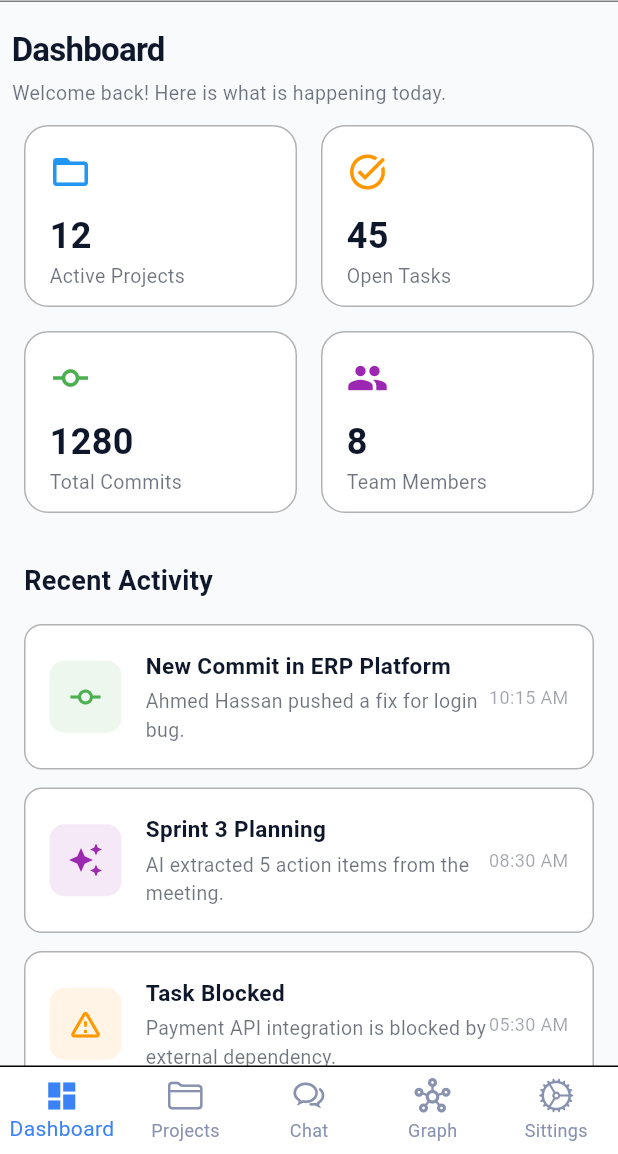
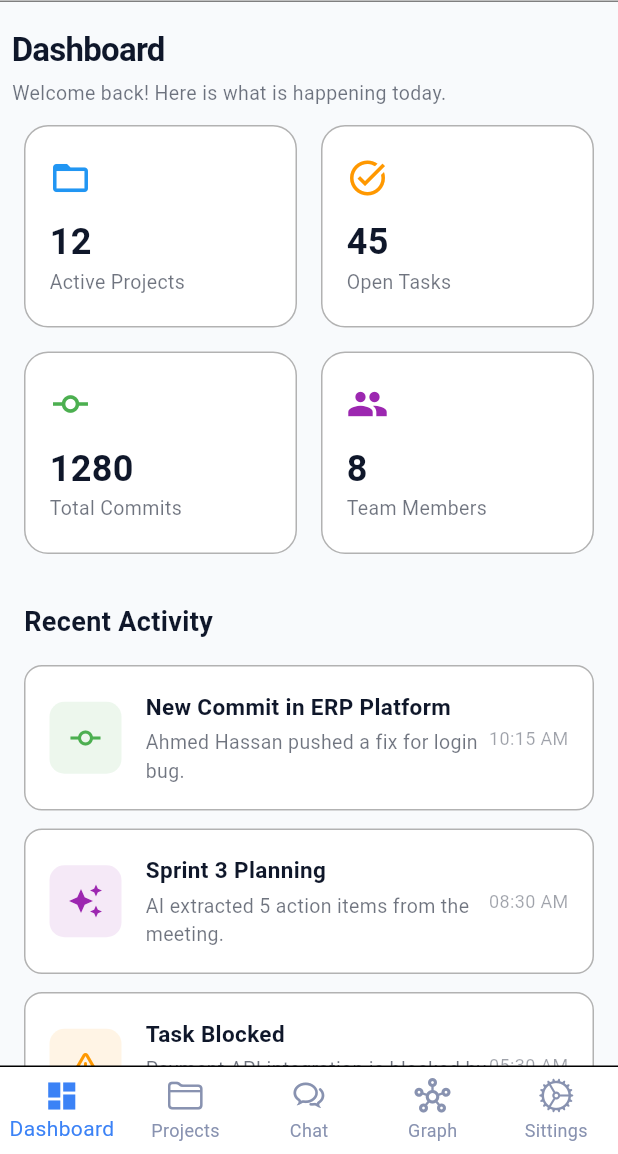
Before and after one commit to zienab-amr/SynTrace, a Flutter app: the DashboardScreen screen opened by its route, on a phone screen of 412 x 824 dp, the part 82-1236 px from its top. Run offline on Flutter 3.47's test engine with Material 3 defaults, Android fonts, the phone set to English and light mode, and no system bars; our stand-ins replace dio, equatable, flutter_bloc, flutter_markdown, flutter_secure_storage, go_router and 1 more; accounts and stored records are empty.

Commit message:
SYNT-518 : fix dashboard and stat cards overflow and make them responsive

```diff
--- a/mobile/lib/features/dashboard/presentation/screens/dashboard_screen.dart
+++ b/mobile/lib/features/dashboard/presentation/screens/dashboard_screen.dart
@@ -31,7 +31,9 @@ class _DashboardScreenState extends State<DashboardScreen> {
       child: BlocBuilder<DashboardCubit, DashboardState>(
         builder: (context, state) {
           if (state is DashboardLoading) {
-            return const Center(child: CircularProgressIndicator(color: AppColors.primary));
+            return const Center(
+              child: CircularProgressIndicator(color: AppColors.primary),
+            );
           }
 
           if (state is DashboardLoaded) {
@@ -42,58 +44,69 @@ class _DashboardScreenState extends State<DashboardScreen> {
                   child: Column(
                     crossAxisAlignment: CrossAxisAlignment.start,
                     children: [
-                      // ═══ Stats Grid ═══
                       LayoutBuilder(
                         builder: (context, constraints) {
                           final crossAxisCount = constraints.maxWidth > 800 ? 4 : 2;
-                          return GridView.count(
+
+                          return GridView.builder(
+                            gridDelegate: SliverGridDelegateWithFixedCrossAxisCount(
                               crossAxisCount: crossAxisCount,
                               crossAxisSpacing: 16,
                               mainAxisSpacing: 16,
+                              mainAxisExtent: 135,
+                            ),
+                            itemCount: 4,
                             shrinkWrap: true,
                             physics: const NeverScrollableScrollPhysics(),
-                            childAspectRatio: 1.5,
-                            children: [
-                              _buildStatCard(
+                            itemBuilder: (context, index) {
+                              final stats = [
+                                {
+                                  'title': 'Active Projects',
+                                  'value': '${state.stats.activeProjects}',
+                                  'icon': Icons.folder_open,
+                                  'color': Colors.blue,
+                                  'route': AppRoutes.projects,
+                                },
+                                {
+                                  'title': 'Open Tasks',
+                                  'value': '${state.stats.openTasks}',
+                                  'icon': Icons.task_alt,
+                                  'color': Colors.orange,
+                                  'route': AppRoutes.tasks,
+                                },
+                                {
+                                  'title': 'Total Commits',
+                                  'value': '${state.stats.totalCommits}',
+                                  'icon': Icons.commit,
+                                  'color': Colors.green,
+                                  'route': AppRoutes.projects,
+                                },
+                                {
+                                  'title': 'Team Members',
+                                  'value': '${state.stats.teamMembers}',
+                                  'icon': Icons.people,
+                                  'color': Colors.purple,
+                                  'route': AppRoutes.team,
+                                },
+                              ];
+
+                              final stat = stats[index];
+
+                              return _buildStatCard(
                                 context,
-                                'Active Projects',
-                                '${state.stats.activeProjects}',
-                                Icons.folder_open,
-                                Colors.blue,
-                                onTap: () => context.go(AppRoutes.projects),
-                              ),
-                              _buildStatCard(
-                                context,
-                                'Open Tasks',
-                                '${state.stats.openTasks}',
-                                Icons.task_alt,
-                                Colors.orange,
-                                onTap: () => context.go(AppRoutes.tasks),
-                              ),
-                              _buildStatCard(
-                                context,
-                                'Total Commits',
-                                '${state.stats.totalCommits}',
-                                Icons.commit,
-                                Colors.green,
-                                onTap: () => context.go(AppRoutes.projects),
-                              ),
-                              _buildStatCard(
-                                context,
-                                'Team Members',
-                                '${state.stats.teamMembers}',
-                                Icons.people,
-                                Colors.purple,
-                                onTap: () => context.go(AppRoutes.team),
-                              ),
-                            ],
+                                stat['title'] as String,
+                                stat['value'] as String,
+                                stat['icon'] as IconData,
+                                stat['color'] as Color,
+                                onTap: () => context.go(stat['route'] as String),
+                              );
+                            },
                           );
                         },
                       ),
 
                       const SizedBox(height: 32),
 
-                      // ═══ Recent Activity ═══
                       Text(
                         'Recent Activity',
                         style: TextStyle(
@@ -104,7 +117,9 @@ class _DashboardScreenState extends State<DashboardScreen> {
                       ),
                       const SizedBox(height: 16),
 
-                      ...state.activities.map((activity) => _buildActivityCard(context, activity)),
+                      ...state.activities.map(
+                        (activity) => _buildActivityCard(context, activity),
+                      ),
                     ],
                   ),
                 ),
@@ -139,15 +154,32 @@ class _DashboardScreenState extends State<DashboardScreen> {
             borderRadius: BorderRadius.circular(16),
             border: Border.all(color: theme.dividerColor.withOpacity(0.3)),
           ),
+          child: FittedBox(
+            fit: BoxFit.scaleDown,
+            alignment: Alignment.centerLeft,
             child: Column(
               crossAxisAlignment: CrossAxisAlignment.start,
-            mainAxisAlignment: MainAxisAlignment.center,
+              mainAxisSize: MainAxisSize.min,
               children: [
                 Icon(icon, color: color, size: 28),
                 const SizedBox(height: 12),
-              Text(value, style: TextStyle(color: theme.colorScheme.onSurface, fontSize: 24, fontWeight: FontWeight.bold)),
-              Text(title, style: TextStyle(color: theme.colorScheme.onSurface.withOpacity(0.6), fontSize: 13)),
+                Text(
+                  value,
+                  style: TextStyle(
+                    color: theme.colorScheme.onSurface,
+                    fontSize: 24,
+                    fontWeight: FontWeight.bold,
+                  ),
+                ),
+                Text(
+                  title,
+                  style: TextStyle(
+                    color: theme.colorScheme.onSurface.withOpacity(0.6),
+                    fontSize: 13,
+                  ),
+                ),
               ],
+            ),
           ),
         ),
       ),
@@ -200,7 +232,10 @@ class _DashboardScreenState extends State<DashboardScreen> {
             children: [
               Container(
                 padding: const EdgeInsets.all(12),
-                decoration: BoxDecoration(color: color.withOpacity(0.1), borderRadius: BorderRadius.circular(10)),
+                decoration: BoxDecoration(
+                  color: color.withOpacity(0.1),
+                  borderRadius: BorderRadius.circular(10),
+                ),
                 child: Icon(icon, color: color, size: 24),
               ),
               const SizedBox(width: 16),
@@ -208,13 +243,32 @@ class _DashboardScreenState extends State<DashboardScreen> {
                 child: Column(
                   crossAxisAlignment: CrossAxisAlignment.start,
                   children: [
-                    Text(activity.title, style: TextStyle(color: theme.colorScheme.onSurface, fontSize: 15, fontWeight: FontWeight.w600)),
+                    Text(
+                      activity.title,
+                      style: TextStyle(
+                        color: theme.colorScheme.onSurface,
+                        fontSize: 15,
+                        fontWeight: FontWeight.w600,
+                      ),
+                    ),
                     const SizedBox(height: 4),
-                    Text(activity.description, style: TextStyle(color: theme.colorScheme.onSurface.withOpacity(0.6), fontSize: 13)),
+                    Text(
+                      activity.description,
+                      style: TextStyle(
+                        color: theme.colorScheme.onSurface.withOpacity(0.6),
+                        fontSize: 13,
+                      ),
+                    ),
                   ],
                 ),
               ),
-              Text(timeStr, style: TextStyle(color: theme.colorScheme.onSurface.withOpacity(0.4), fontSize: 12)),
+              Text(
+                timeStr,
+                style: TextStyle(
+                  color: theme.colorScheme.onSurface.withOpacity(0.4),
+                  fontSize: 12,
+                ),
+              ),
             ],
           ),
         ),
--- a/mobile/lib/features/projects/presentation/widgets/details/project_stats_grid.dart
+++ b/mobile/lib/features/projects/presentation/widgets/details/project_stats_grid.dart
@@ -28,14 +28,7 @@ class ProjectStatsGrid extends StatelessWidget {
         final width = constraints.maxWidth;
         final crossAxisCount = width < 600 ? 2 : (width < 1024 ? 3 : 5);
 
-        return GridView.count(
-          crossAxisCount: crossAxisCount,
-          crossAxisSpacing: 12,
-          mainAxisSpacing: 12,
-          shrinkWrap: true,
-          physics: const NeverScrollableScrollPhysics(),
-          childAspectRatio: 1.6,
-          children: [
+        final cards = [
           StatCard(
             label: 'Health',
             value: '${stats.healthPercent}%',
@@ -75,7 +68,19 @@ class ProjectStatsGrid extends StatelessWidget {
             icon: Icons.commit,
             onTap: onCommitsTap,
           ),
-          ],
+        ];
+
+        return GridView.builder(
+          gridDelegate: SliverGridDelegateWithFixedCrossAxisCount(
+            crossAxisCount: crossAxisCount,
+            crossAxisSpacing: 12,
+            mainAxisSpacing: 12,
+            mainAxisExtent: 110,
+          ),
+          shrinkWrap: true,
+          physics: const NeverScrollableScrollPhysics(),
+          itemCount: cards.length,
+          itemBuilder: (context, index) => cards[index],
         );
       },
     );
--- a/mobile/lib/features/projects/presentation/widgets/details/stat_card.dart
+++ b/mobile/lib/features/projects/presentation/widgets/details/stat_card.dart
@@ -26,7 +26,7 @@ class StatCard extends StatelessWidget {
         onTap: onTap,
         borderRadius: BorderRadius.circular(12),
         child: Container(
-          padding: const EdgeInsets.all(16),
+          padding: const EdgeInsets.all(12),
           decoration: BoxDecoration(
             color: theme.colorScheme.surface,
             borderRadius: BorderRadius.circular(12),
@@ -34,11 +34,13 @@ class StatCard extends StatelessWidget {
               color: theme.dividerColor.withOpacity(0.5),
             ),
           ),
+          child: FittedBox(
+            fit: BoxFit.scaleDown,
+            alignment: Alignment.centerLeft,
             child: Column(
               crossAxisAlignment: CrossAxisAlignment.start,
-            mainAxisAlignment: MainAxisAlignment.center,
+              mainAxisSize: MainAxisSize.min,
               children: [
-              // ─── الأيقونة بس (شيلنا السهم) ───
                 Icon(icon, color: color, size: 20),
                 const SizedBox(height: 8),
                 Text(
@@ -61,6 +63,7 @@ class StatCard extends StatelessWidget {
             ),
           ),
         ),
+      ),
     );
   }
 }
```
Also changed, not shown: mobile/lib/features/dashboard/presentation/widgets/project_overview_card.dart (+33 -9 lines), mobile/lib/features/dashboard/presentation/cubit/dashboard_cubit.dart (line endings or trailing spaces). Lines whose indentation alone changed are shown as unchanged.
